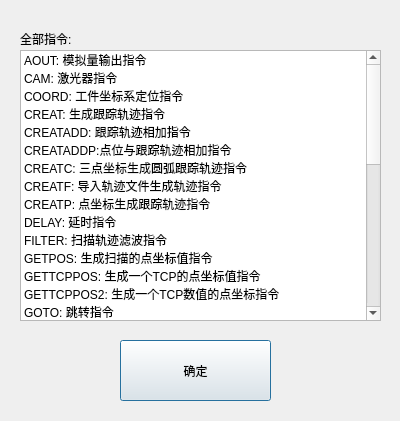
This is othercmddlg.ui in qubo188612/qtwelding as Qt 5 draws it before an edit. The edited form follows.
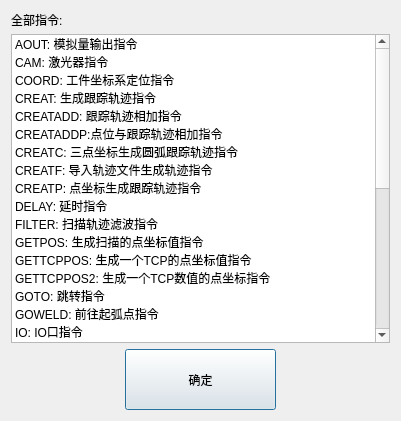
This is the edited form.

```diff
--- a/othercmddlg.ui
+++ b/othercmddlg.ui
@@ -6,48 +6,37 @@
    <rect>
     <x>0</x>
     <y>0</y>
-    <width>400</width>
+    <width>401</width>
     <height>421</height>
    </rect>
   </property>
   <property name="windowTitle">
    <string>Dialog</string>
   </property>
+  <layout class="QGridLayout" name="gridLayout_2">
+   <item row="0" column="0">
+    <layout class="QGridLayout" name="gridLayout">
+     <item row="0" column="0" colspan="2">
   <widget class="QLabel" name="label">
-   <property name="geometry">
-    <rect>
-     <x>20</x>
-     <y>30</y>
-     <width>111</width>
+       <property name="minimumSize">
+        <size>
+         <width>0</width>
      <height>17</height>
-    </rect>
+        </size>
+       </property>
+       <property name="maximumSize">
+        <size>
+         <width>16777215</width>
+         <height>17</height>
+        </size>
    </property>
    <property name="text">
     <string>全部指令:</string>
    </property>
   </widget>
-  <widget class="QPushButton" name="OK_Btn">
-   <property name="geometry">
-    <rect>
-     <x>120</x>
-     <y>340</y>
-     <width>151</width>
-     <height>61</height>
-    </rect>
-   </property>
-   <property name="text">
-    <string>确定</string>
-   </property>
-  </widget>
+     </item>
+     <item row="1" column="0" colspan="3">
   <widget class="QListWidget" name="listWidget">
-   <property name="geometry">
-    <rect>
-     <x>20</x>
-     <y>50</y>
-     <width>361</width>
-     <height>271</height>
-    </rect>
-   </property>
    <property name="sortingEnabled">
     <bool>false</bool>
    </property>
@@ -222,6 +211,43 @@
     </property>
    </item>
   </widget>
+     </item>
+     <item row="2" column="0">
+      <widget class="QLabel" name="label_2">
+       <property name="text">
+        <string/>
+       </property>
+      </widget>
+     </item>
+     <item row="2" column="1">
+      <widget class="QPushButton" name="OK_Btn">
+       <property name="minimumSize">
+        <size>
+         <width>151</width>
+         <height>61</height>
+        </size>
+       </property>
+       <property name="maximumSize">
+        <size>
+         <width>151</width>
+         <height>61</height>
+        </size>
+       </property>
+       <property name="text">
+        <string>确定</string>
+       </property>
+      </widget>
+     </item>
+     <item row="2" column="2">
+      <widget class="QLabel" name="label_3">
+       <property name="text">
+        <string/>
+       </property>
+      </widget>
+     </item>
+    </layout>
+   </item>
+  </layout>
  </widget>
  <resources/>
  <connections/>
```
Lines whose indentation alone changed are shown as unchanged.
